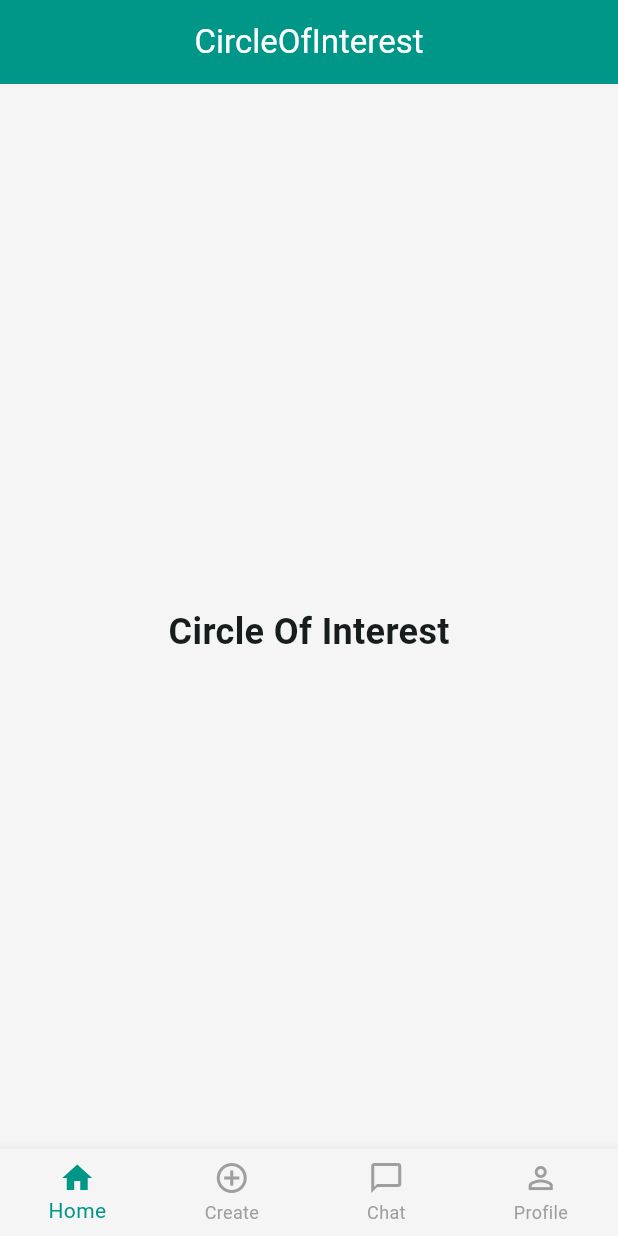
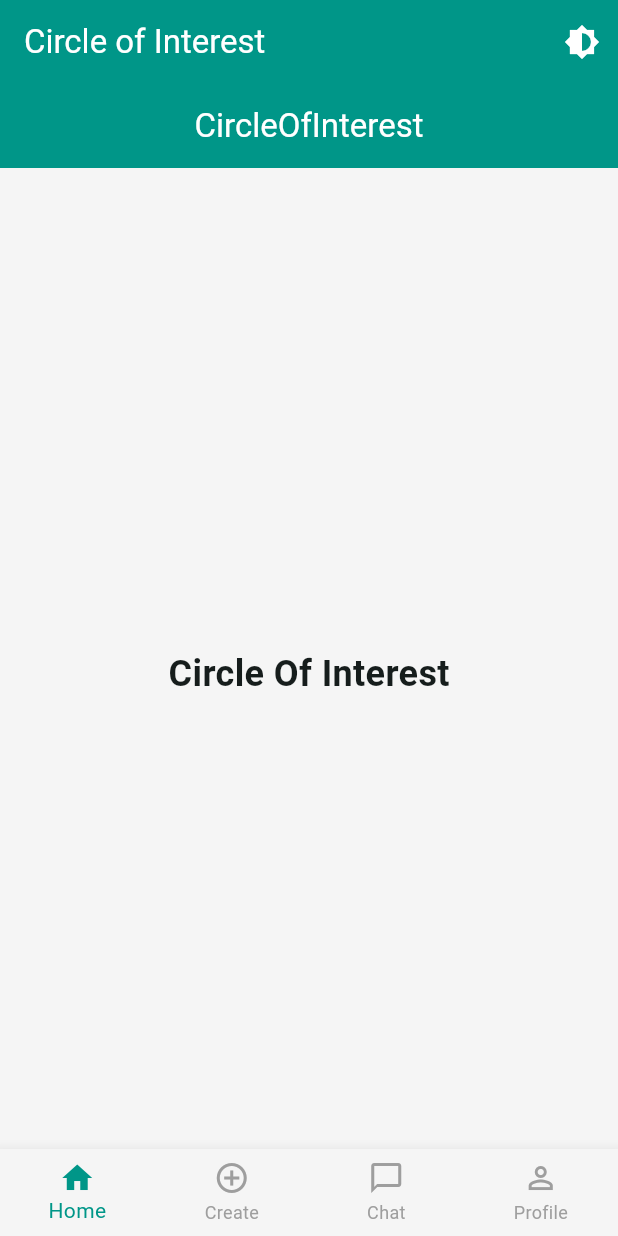
Before and after one commit to sandy4242/CircleOfInterest, a Flutter app: the screen it shows after launch, on a phone screen of 412 x 824 dp. Run offline on Flutter 3.47's test engine with Material 3 defaults, Android fonts, the phone set to English and light mode, and no system bars; our stand-ins replace go_router.

Commit message:
Add Dark Mode toggle with theme switching for all screens

```diff
--- a/lib/constants/constants.dart
+++ b/lib/constants/constants.dart
@@ -4,8 +4,11 @@ class AppConstants {
   // Bottom Navigation Labels
   static const String homeLabel = "Home";
   static const String chatLabel = "Chat";
+  static const String createLabel = "Create";
+  static const String profileLabel = "Profile";
 
-  static const String createLabel = "Create";
-  static const String ProfileLabel = "Profile";
-
+  // Spacing constants as Widgets
+  static const Widget verticalSpaceSmall = SizedBox(height: 8.0);
+  static const Widget verticalSpaceMedium = SizedBox(height: 16.0);
+  static const Widget verticalSpaceLarge = SizedBox(height: 32.0);
 }
--- a/lib/core/theme/app_colors.dart
+++ b/lib/core/theme/app_colors.dart
@@ -1,9 +1,17 @@
 import 'package:flutter/material.dart';
 
 class AppColors {
+  //light-theme colors
   static const Color primary = Colors.teal;
   static const Color accent = Colors.tealAccent;
   static const Color background = Color(0xFFF5F5F5);
   static const Color textPrimary = Colors.black87;
   static const Color textSecondary = Colors.black54;
+
+  // Dark theme colors
+  static const Color primaryDark = Colors.teal;
+  static const Color accentDark = Colors.tealAccent;
+  static const Color backgroundDark = Color(0xFF121212);
+  static const Color textPrimaryDark = Colors.white70;
+  static const Color textSecondaryDark = Colors.white54;
 }
--- a/lib/core/theme/app_theme.dart
+++ b/lib/core/theme/app_theme.dart
@@ -26,4 +26,29 @@ class AppTheme {
       ),
     );
   }
+
+  static ThemeData get dark {
+    return ThemeData(
+      primaryColor: AppColors.primaryDark,
+      colorScheme: ColorScheme.fromSeed(
+        seedColor: AppColors.primaryDark,
+        brightness: Brightness.dark,
+      ),
+      scaffoldBackgroundColor: AppColors.backgroundDark,
+      appBarTheme: const AppBarTheme(
+        backgroundColor: AppColors.primaryDark,
+        foregroundColor: Colors.white,
+        elevation: 0,
+      ),
+      elevatedButtonTheme: ElevatedButtonThemeData(
+        style: ElevatedButton.styleFrom(
+          backgroundColor: AppColors.primaryDark,
+          foregroundColor: Colors.white,
+          shape: RoundedRectangleBorder(
+            borderRadius: BorderRadius.circular(8),
+          ),
+        ),
+      ),
+    );
+  }
 }
--- a/lib/main.dart
+++ b/lib/main.dart
@@ -6,8 +6,22 @@ void main() {
   runApp(const CircleOfInterest());
 }
 
-class CircleOfInterest extends StatelessWidget {
+class CircleOfInterest extends StatefulWidget {
   const CircleOfInterest({super.key});
+
+  @override
+  State<CircleOfInterest> createState() => _CircleOfInterestState();
+}
+
+class _CircleOfInterestState extends State<CircleOfInterest> {
+  ThemeMode _themeMode = ThemeMode.system; // Default to system theme
+
+  void toggleTheme() {
+    setState(() {
+      _themeMode =
+          _themeMode == ThemeMode.light ? ThemeMode.dark : ThemeMode.light;
+    });
+  }
 
   @override
   Widget build(BuildContext context) {
@@ -15,7 +29,11 @@ class CircleOfInterest extends StatelessWidget {
       title: 'CircleOfInterest',
       debugShowCheckedModeBanner: false,
       theme: AppTheme.light,
-      home: const MainScreen(),
+      darkTheme: AppTheme.dark, // Make sure you define dark theme in app_theme.dart
+      themeMode: _themeMode,
+      home: MainScreen(
+        onToggleTheme: toggleTheme, // Pass toggle function to MainScreen
+      ),
     );
   }
 }
--- a/lib/presentation/screens/main_screen.dart
+++ b/lib/presentation/screens/main_screen.dart
@@ -6,7 +6,9 @@ import 'chat_screen.dart';
 import 'profile_screen.dart';
 
 class MainScreen extends StatefulWidget {
-  const MainScreen({super.key});
+  final VoidCallback? onToggleTheme; // Theme toggle callback
+
+  const MainScreen({super.key, this.onToggleTheme});
 
   @override
   State<MainScreen> createState() => _MainScreenState();
@@ -31,8 +33,21 @@ class _MainScreenState extends State<MainScreen> {
   @override
   Widget build(BuildContext context) {
     return Scaffold(
+      appBar: AppBar(
+        title: const Text('Circle of Interest'),
+        actions: [
+          if (widget.onToggleTheme != null)
+            IconButton(
+              icon: const Icon(Icons.brightness_6),
+              onPressed: widget.onToggleTheme,
+            ),
+        ],
+      ),
       body: IndexedStack(index: _currentIndex, children: _screens),
-      bottomNavigationBar: BottomNavigationWidget(currentIndex: _currentIndex, onTap: _onTabTapped),
+      bottomNavigationBar: BottomNavigationWidget(
+        currentIndex: _currentIndex,
+        onTap: _onTabTapped,
+      ),
     );
   }
 }
--- a/lib/presentation/widget/bottom_nav.dart
+++ b/lib/presentation/widget/bottom_nav.dart
@@ -7,7 +7,7 @@ class BottomNavigationWidget extends StatelessWidget {
   final int currentIndex;
   final Function(int) onTap;
 
-  const BottomNavigationWidget({Key? key, required this.currentIndex, required this.onTap}) : super(key: key);
+  const BottomNavigationWidget({super.key, required this.currentIndex, required this.onTap});
 
   @override
   Widget build(BuildContext context) {
@@ -43,7 +43,7 @@ class BottomNavigationWidget extends StatelessWidget {
       BottomNavigationBarItem(
         icon: const Icon(Icons.person_outline),
         activeIcon: const Icon(Icons.person),
-        label: AppConstants.ProfileLabel,
+        label: AppConstants.profileLabel,
       ),
     ];
   }
```
